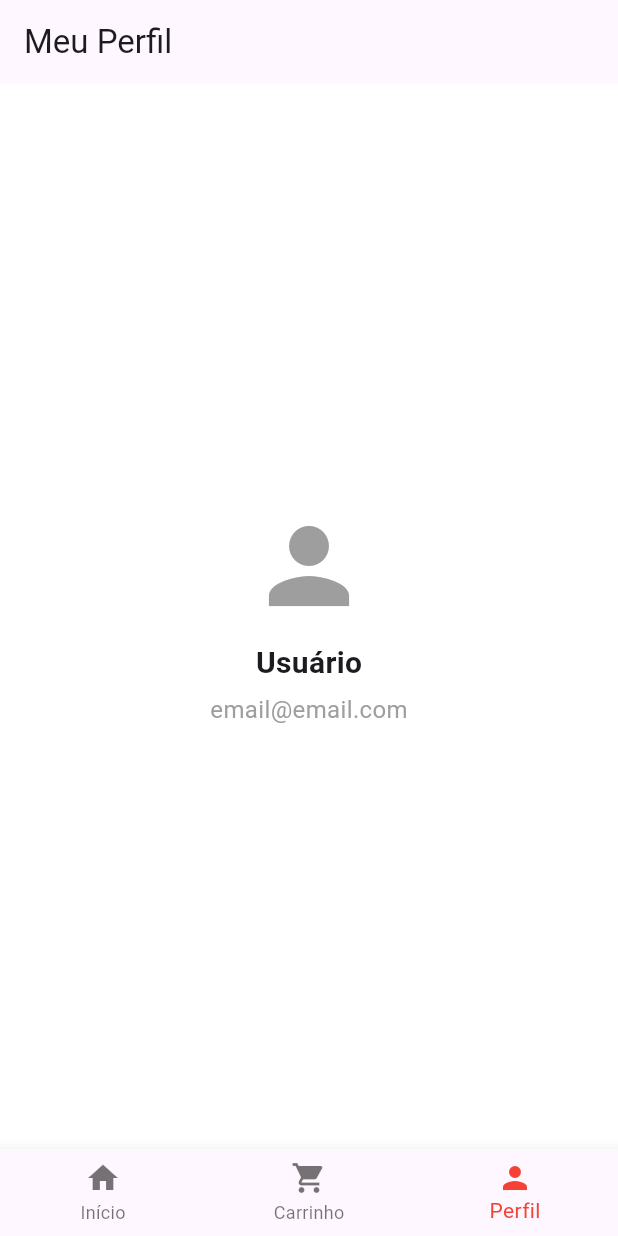
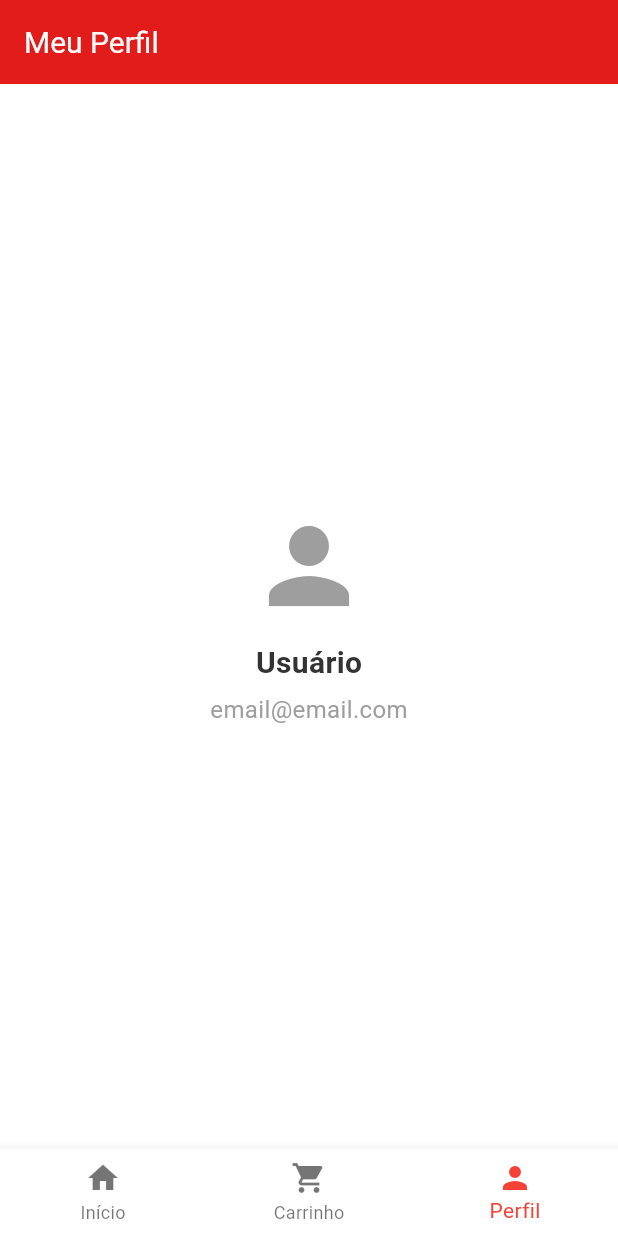
Before and after one commit to MatheusSilveira0402/auto_atendimento, a Flutter app: the screen it shows after launch, item 3 of the bottom bar chosen, on a phone screen of 412 x 824 dp. Run offline on Flutter 3.47's test engine with Material 3 defaults, Android fonts, the phone set to English and light mode, and no system bars.

Commit message:
Added assets to the project and implemented ThemeData to manage system colors, with mechanisms to adapt to the device's theme

```diff
--- a/lib/main.dart
+++ b/lib/main.dart
@@ -1,3 +1,4 @@
+import 'package:auto_atendimento/theme/theme.dart';
 import 'package:flutter/material.dart';
 import 'screens/home_screen.dart';
 import 'screens/cart_screen.dart';
@@ -7,27 +8,30 @@ void main() {
   runApp(AutoAtendimentoApp());
 }
 
-class AutoAtendimentoApp extends StatelessWidget {
+class AutoAtendimentoApp  extends StatelessWidget {
+  const AutoAtendimentoApp({super.key});
+
   @override
   Widget build(BuildContext context) {
     return MaterialApp(
-      debugShowCheckedModeBanner: false,
+       debugShowCheckedModeBanner: false,
       title: 'Auto Atendimento',
-      theme: ThemeData(
-        primarySwatch: Colors.red,
-        scaffoldBackgroundColor: Colors.white,
-      ),
-      home: MainScreen(),
+      theme: AppTheme.lightTheme, // Modo claro
+      darkTheme: AppTheme.darkTheme, // Modo escuro
+      themeMode: ThemeMode.system,
+      home: _MainScreen(),
     );
   }
 }
 
-class MainScreen extends StatefulWidget {
+class _MainScreen extends StatefulWidget {
+
+
   @override
   _MainScreenState createState() => _MainScreenState();
 }
 
-class _MainScreenState extends State<MainScreen> {
+class _MainScreenState extends State<_MainScreen> {
   int _selectedIndex = 0;
 
   final List<Widget> _screens = [
--- a/lib/screens/home_screen.dart
+++ b/lib/screens/home_screen.dart
@@ -2,11 +2,13 @@ import 'package:flutter/material.dart';
 
 class HomeScreen extends StatelessWidget {
   final List<Map<String, String>> produtos = [
-    {"nome": "Hamburguer", "imagem": "https://source.unsplash.com/400x300/?burger"},
-    {"nome": "Pizza", "imagem": "https://source.unsplash.com/400x300/?pizza"},
-    {"nome": "Coxinha", "imagem": "https://source.unsplash.com/400x300/?snack"},
-    {"nome": "Sorvete", "imagem": "https://source.unsplash.com/400x300/?icecream"},
+    {"nome": "Hamburguer", "imagem": "assets/images/burger.png"},
+    {"nome": "Pizza", "imagem": "assets/images/pizza.png"},
+    {"nome": "Coxinha", "imagem": "assets/images/snack.png"},
+    {"nome": "Sorvete", "imagem": "assets/images/icecream.png"},
   ];
+
+  HomeScreen({super.key});
 
   @override
   Widget build(BuildContext context) {
@@ -35,7 +37,7 @@ class HomeScreen extends StatelessWidget {
                     Expanded(
                       child: ClipRRect(
                         borderRadius: BorderRadius.vertical(top: Radius.circular(15)),
-                        child: Image.network(produtos[index]["imagem"]!, fit: BoxFit.cover, width: double.infinity),
+                        child: Image.asset(produtos[index]["imagem"]!, fit: BoxFit.cover, width: double.infinity),
                       ),
                     ),
                     Padding(
--- /dev/null
+++ b/lib/theme/colors.dart
@@ -0,0 +1,9 @@
+import 'package:flutter/material.dart';
+
+class AppColors {
+  static const Color primary = Color(0xFFE21B1B); // Vermelho estilo iFood
+  static const Color secondary = Color(0xFFFAB72E); // Amarelo para destaque
+  static const Color background = Color(0xFFFFFFFF); // Branco
+  static const Color text = Color(0xFF333333); // Preto suave
+  static const Color card = Color(0xFFF5F5F5); // Cinza claro
+}
--- /dev/null
+++ b/lib/theme/theme.dart
@@ -0,0 +1,58 @@
+import 'package:flutter/material.dart';
+import 'colors.dart';
+
+class AppTheme {
+  // Tema Claro
+  static ThemeData lightTheme = ThemeData(
+    primaryColor: AppColors.primary,
+    scaffoldBackgroundColor: AppColors.background,
+    colorScheme: ColorScheme.light(
+      primary: AppColors.primary,
+      secondary: AppColors.secondary,
+    ),
+    textTheme: TextTheme(
+      bodyLarge: TextStyle(color: AppColors.text),
+      bodyMedium: TextStyle(color: AppColors.text),
+    ),
+    appBarTheme: AppBarTheme(
+      backgroundColor: AppColors.primary,
+      elevation: 0,
+      titleTextStyle: TextStyle(color: Colors.white, fontSize: 20),
+    ),
+    elevatedButtonTheme: ElevatedButtonThemeData(
+      style: ElevatedButton.styleFrom(
+        backgroundColor: AppColors.primary,
+        foregroundColor: Colors.white,
+        padding: EdgeInsets.symmetric(vertical: 12, horizontal: 24),
+        shape: RoundedRectangleBorder(borderRadius: BorderRadius.circular(10)),
+      ),
+    ),
+  );
+
+  // Tema Escuro
+  static ThemeData darkTheme = ThemeData(
+    primaryColor: AppColors.primary,
+    scaffoldBackgroundColor: Colors.black,
+    colorScheme: ColorScheme.dark(
+      primary: AppColors.primary,
+      secondary: AppColors.secondary,
+    ),
+    textTheme: TextTheme(
+      bodyLarge: TextStyle(color: Colors.white),
+      bodyMedium: TextStyle(color: Colors.white70),
+    ),
+    appBarTheme: AppBarTheme(
+      backgroundColor: Colors.black,
+      elevation: 0,
+      titleTextStyle: TextStyle(color: Colors.white, fontSize: 20),
+    ),
+    elevatedButtonTheme: ElevatedButtonThemeData(
+      style: ElevatedButton.styleFrom(
+        backgroundColor: AppColors.primary,
+        foregroundColor: Colors.white,
+        padding: EdgeInsets.symmetric(vertical: 12, horizontal: 24),
+        shape: RoundedRectangleBorder(borderRadius: BorderRadius.circular(10)),
+      ),
+    ),
+  );
+}
```
Also changed, not shown: pubspec.yaml (+6 -66 lines), assets/images/burger.png (added), assets/images/icecream.png (added), assets/images/pizza.png (added), assets/images/snack.png (added).
